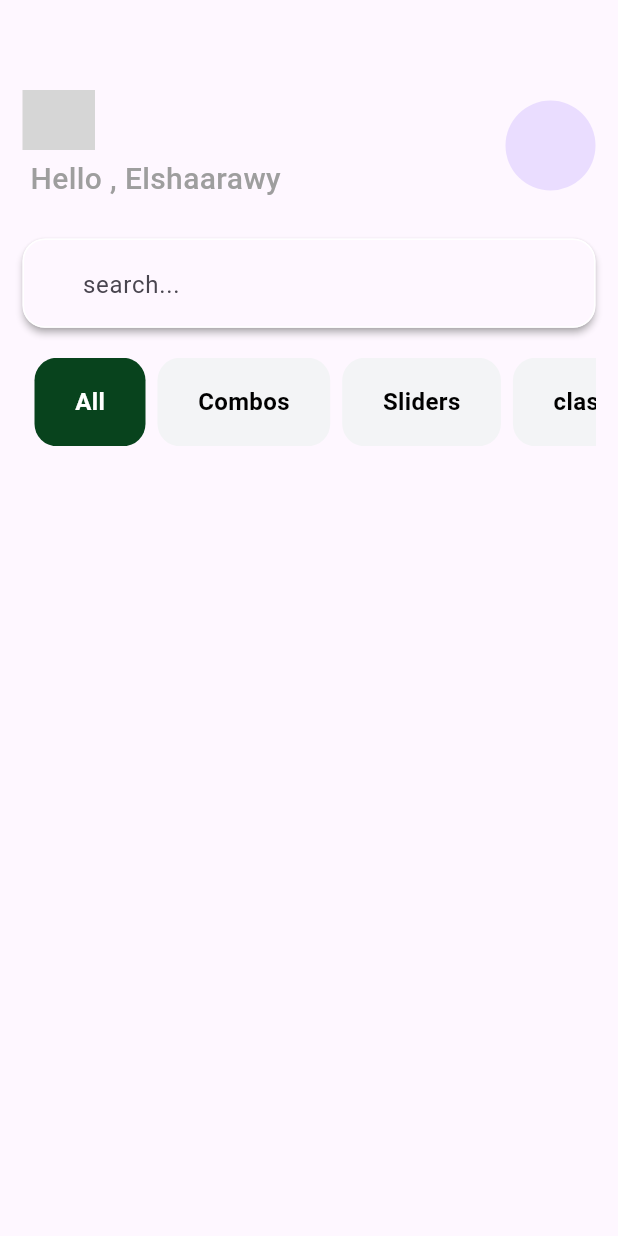
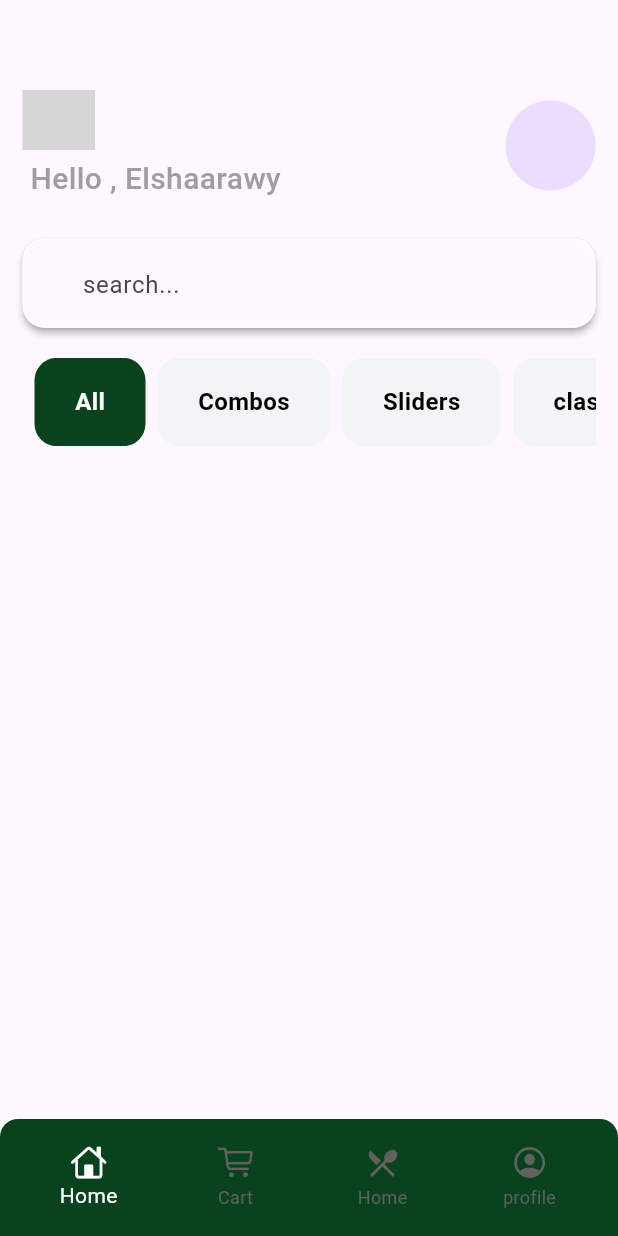
Before and after one commit to elshaarawy7/hangry_app, a Flutter app: the screen it shows after launch, on a phone screen of 412 x 824 dp. Run offline on Flutter 3.47's test engine with Material 3 defaults, Android fonts, the phone set to English and light mode, and no system bars; our stand-ins replace gap; missing offline and left inert: svg_flutter; grey boxes are pictures that could not be loaded.

```diff
--- a/lib/main.dart
+++ b/lib/main.dart
@@ -1,5 +1,6 @@
 import 'package:flutter/material.dart';
 import 'package:hangry_app/futcher/home/view/home_view.dart';
+import 'package:hangry_app/root.dart';
 
 void main() {
   runApp(const HungryApp());
@@ -14,7 +15,7 @@ class HungryApp extends StatelessWidget {
     return MaterialApp(
       debugShowCheckedModeBanner: false,
       title: 'Hungry App',
-      home: HomeView() ,
+      home:Root()
     );
   }
 }
```
Also changed, not shown: lib/futcher/home/widgets/cart_item.dart (added, +12 -0 lines).
